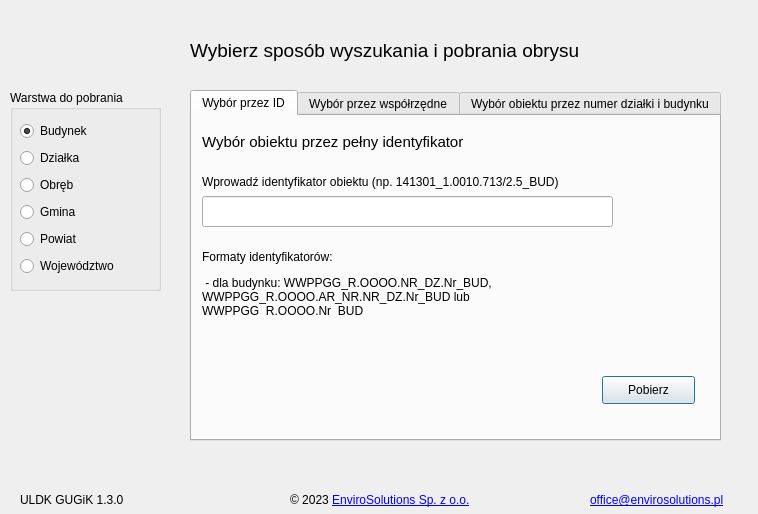
Before: the Qt Designer form uldk_gugik_dialog_base.ui in envirosolutionspl/uldk_gugik, drawn with Qt 5.
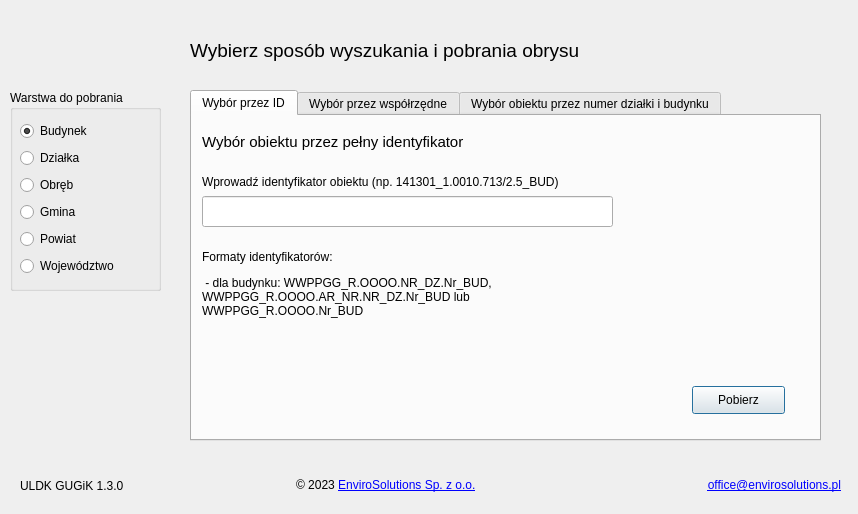
After: the same form once the commit is applied. Icons and pictures are not drawn. Custom widgets are drawn as their Qt base class.

Commit message: Dostosowanie interfejsu wtyczki

Diff of the .ui file:
```diff
--- a/uldk_gugik_dialog_base.ui
+++ b/uldk_gugik_dialog_base.ui
@@ -9,7 +9,7 @@
    <rect>
     <x>0</x>
     <y>0</y>
-    <width>758</width>
+    <width>858</width>
     <height>514</height>
    </rect>
   </property>
@@ -20,63 +20,6 @@
    <iconset>
     <normaloff>:/plugins/uldk_gugik/images/icon.png</normaloff>:/plugins/uldk_gugik/images/icon.png</iconset>
   </property>
-  <widget class="QLabel" name="lbl_pluginVersion">
-   <property name="geometry">
-    <rect>
-     <x>20</x>
-     <y>490</y>
-     <width>161</width>
-     <height>20</height>
-    </rect>
-   </property>
-   <property name="text">
-    <string>ULDK GUGiK 1.3.0</string>
-   </property>
-  </widget>
-  <widget class="QLabel" name="lbl_copyrights">
-   <property name="geometry">
-    <rect>
-     <x>290</x>
-     <y>490</y>
-     <width>201</width>
-     <height>20</height>
-    </rect>
-   </property>
-   <property name="text">
-    <string>© 2023 &lt;a href=&quot;http://www.envirosolutions.pl/&quot;&gt;EnviroSolutions Sp. z o.o.&lt;/a&gt;</string>
-   </property>
-   <property name="textFormat">
-    <enum>Qt::RichText</enum>
-   </property>
-   <property name="openExternalLinks">
-    <bool>true</bool>
-   </property>
-   <property name="textInteractionFlags">
-    <set>Qt::TextBrowserInteraction</set>
-   </property>
-  </widget>
-  <widget class="QLabel" name="lbl_email">
-   <property name="geometry">
-    <rect>
-     <x>590</x>
-     <y>490</y>
-     <width>151</width>
-     <height>20</height>
-    </rect>
-   </property>
-   <property name="text">
-    <string>&lt;a href=&quot;mailto:office@envirosolutions.pl&quot;&gt;office@envirosolutions.pl&lt;/a&gt;</string>
-   </property>
-   <property name="textFormat">
-    <enum>Qt::RichText</enum>
-   </property>
-   <property name="openExternalLinks">
-    <bool>true</bool>
-   </property>
-   <property name="textInteractionFlags">
-    <set>Qt::TextBrowserInteraction</set>
-   </property>
-  </widget>
   <widget class="QTabWidget" name="tabWidget">
    <property name="enabled">
     <bool>true</bool>
@@ -85,7 +28,7 @@
     <rect>
      <x>190</x>
      <y>90</y>
-     <width>531</width>
+     <width>631</width>
      <height>351</height>
     </rect>
    </property>
@@ -165,8 +108,8 @@
      </property>
      <property name="geometry">
       <rect>
-       <x>410</x>
-       <y>260</y>
+       <x>500</x>
+       <y>270</y>
        <width>93</width>
        <height>28</height>
       </rect>
@@ -197,7 +140,7 @@
        <x>10</x>
        <y>160</y>
        <width>411</width>
-       <height>41</height>
+       <height>91</height>
       </rect>
      </property>
      <property name="text">
@@ -693,6 +636,60 @@
     <bool>true</bool>
    </property>
   </widget>
+  <widget class="QWidget" name="horizontalLayoutWidget">
+   <property name="geometry">
+    <rect>
+     <x>20</x>
+     <y>470</y>
+     <width>821</width>
+     <height>31</height>
+    </rect>
+   </property>
+   <layout class="QHBoxLayout" name="horizontalLayout">
+    <item>
+     <widget class="QLabel" name="lbl_pluginVersion">
+      <property name="text">
+       <string>ULDK GUGiK 1.3.0</string>
+      </property>
+     </widget>
+    </item>
+    <item>
+     <widget class="QLabel" name="lbl_copyrights">
+      <property name="text">
+       <string>© 2023 &lt;a href=&quot;http://www.envirosolutions.pl/&quot;&gt;EnviroSolutions Sp. z o.o.&lt;/a&gt;</string>
+      </property>
+      <property name="textFormat">
+       <enum>Qt::RichText</enum>
+      </property>
+      <property name="openExternalLinks">
+       <bool>true</bool>
+      </property>
+      <property name="textInteractionFlags">
+       <set>Qt::TextBrowserInteraction</set>
+      </property>
+     </widget>
+    </item>
+    <item>
+     <widget class="QLabel" name="lbl_email">
+      <property name="text">
+       <string>&lt;a href=&quot;mailto:office@envirosolutions.pl&quot;&gt;office@envirosolutions.pl&lt;/a&gt;</string>
+      </property>
+      <property name="textFormat">
+       <enum>Qt::RichText</enum>
+      </property>
+      <property name="alignment">
+       <set>Qt::AlignRight|Qt::AlignTrailing|Qt::AlignVCenter</set>
+      </property>
+      <property name="openExternalLinks">
+       <bool>true</bool>
+      </property>
+      <property name="textInteractionFlags">
+       <set>Qt::TextBrowserInteraction</set>
+      </property>
+     </widget>
+    </item>
+   </layout>
+  </widget>
  </widget>
  <customwidgets>
   <customwidget>
```
